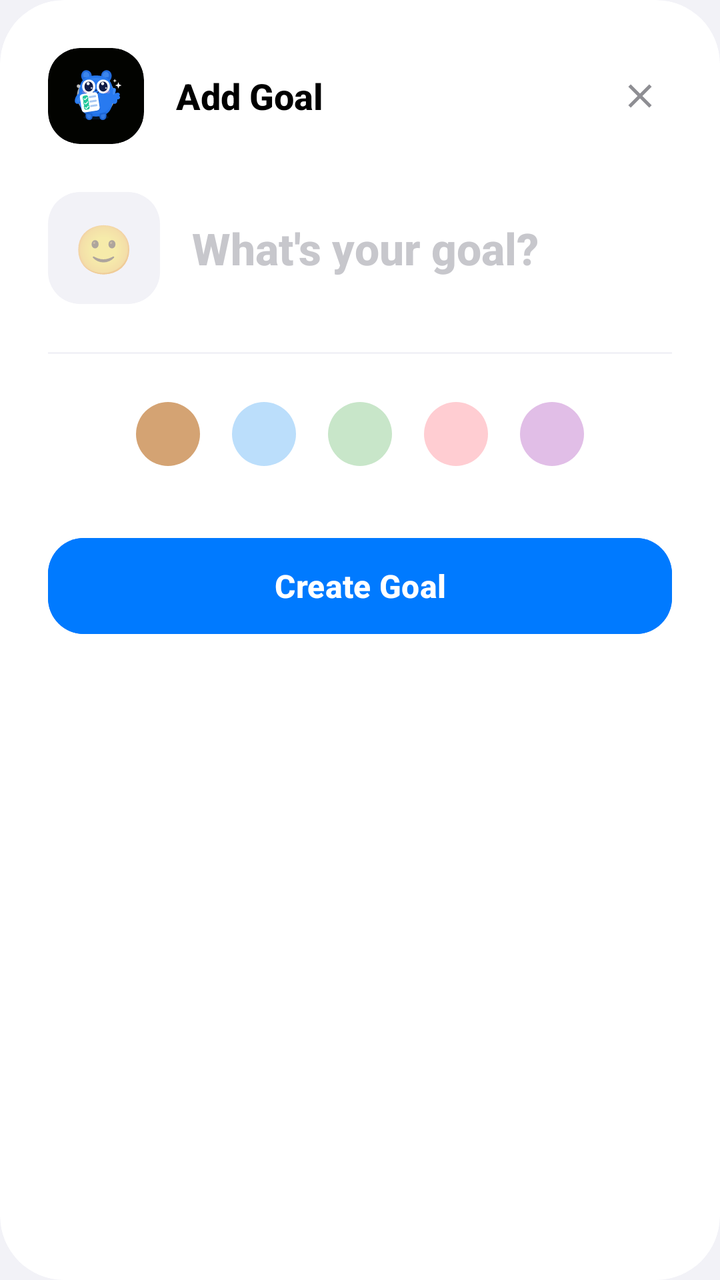
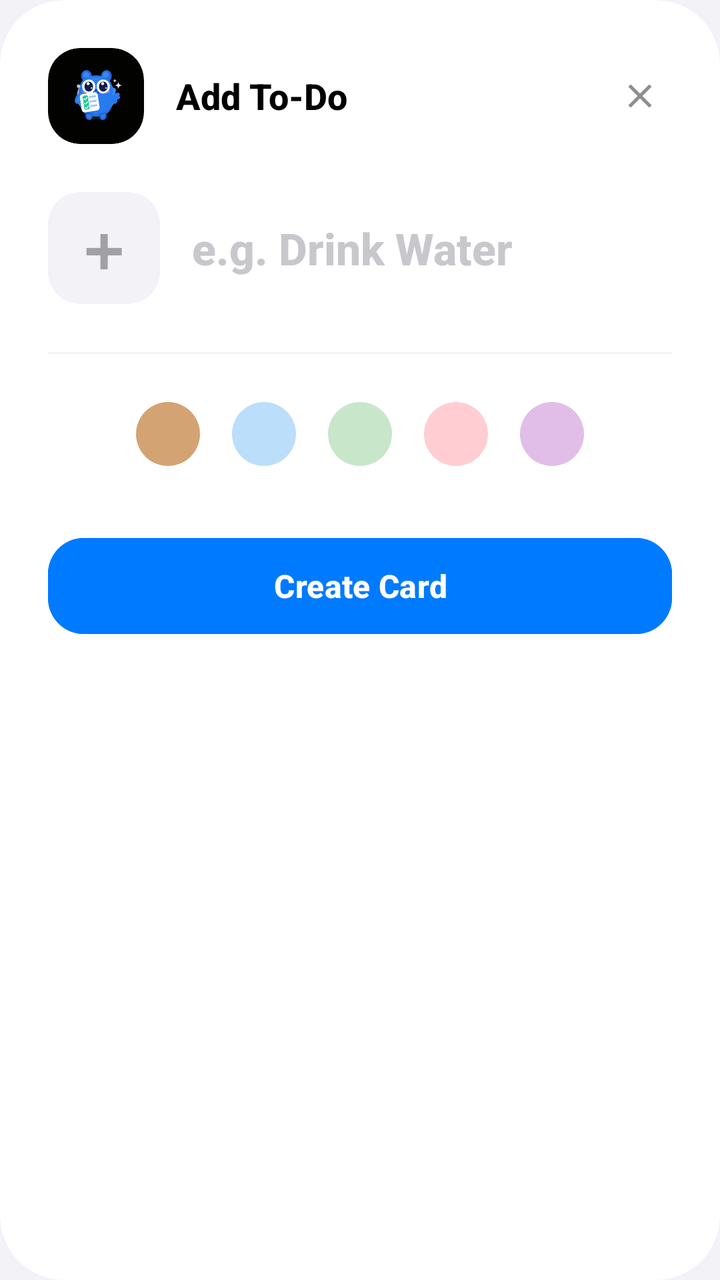

Screens rendered from an Android XML layout before and after an edit, with the pre-edit source and the edit as a unified diff.
<!-- AndroidManifest.xml: application theme Theme.Floow -->
<!-- res/layout/dialog_add_todo.xml -->
<?xml version="1.0" encoding="utf-8"?>
<androidx.cardview.widget.CardView xmlns:android="http://schemas.android.com/apk/res/android"
    xmlns:app="http://schemas.android.com/apk/res-auto"
    android:layout_width="match_parent"
    android:layout_height="wrap_content"
    app:cardCornerRadius="32dp"
    app:cardElevation="0dp"
    android:layout_margin="16dp">

    <LinearLayout
        android:layout_width="match_parent"
        android:layout_height="wrap_content"
        android:orientation="vertical"
        android:padding="24dp">

        <RelativeLayout
            android:layout_width="match_parent"
            android:layout_height="wrap_content">

            <androidx.cardview.widget.CardView
                android:id="@+id/mascotContainer"
                android:layout_width="48dp"
                android:layout_height="48dp"
                app:cardCornerRadius="16dp"
                app:cardBackgroundColor="#020300"
                app:cardElevation="0dp">

                <ImageView
                    android:id="@+id/imgMascot"
                    android:layout_width="32dp"
                    android:layout_height="32dp"
                    android:layout_gravity="center"
                    android:src="@drawable/ic_mascot" />
            </androidx.cardview.widget.CardView>

            <TextView
                android:layout_width="wrap_content"
                android:layout_height="wrap_content"
                android:layout_toEndOf="@id/mascotContainer"
                android:layout_marginStart="16dp"
                android:layout_centerVertical="true"
                android:text="Add Goal"
                android:textColor="@color/text_primary"
                android:textStyle="bold"
                android:textSize="18sp" />

            <ImageView
                android:id="@+id/btnClose"
                android:layout_width="32dp"
                android:layout_height="32dp"
                android:layout_alignParentEnd="true"
                android:background="?attr/selectableItemBackgroundBorderless"
                android:padding="6dp"
                android:src="@drawable/ic_close"
                android:layout_centerVertical="true"
                app:tint="@color/text_secondary" />
        </RelativeLayout>

        <LinearLayout
            android:layout_width="match_parent"
            android:layout_height="wrap_content"
            android:layout_marginTop="24dp"
            android:orientation="horizontal"
            android:gravity="center_vertical">

            <EditText
                android:id="@+id/etEmoji"
                android:layout_width="56dp"
                android:layout_height="56dp"
                android:background="@drawable/bg_emoji_input"
                android:gravity="center"
                android:hint="️🙂"
                android:inputType="textShortMessage"
                android:textSize="24sp"
                android:maxLength="2" />

            <EditText
                android:id="@+id/etTitle"
                android:layout_width="0dp"
                android:layout_height="wrap_content"
                android:layout_weight="1"
                android:layout_marginStart="16dp"
                android:background="@null"
                android:hint="What's your goal?"
                android:textColorHint="#C7C7CC"
                android:textSize="22sp"
                android:textStyle="bold"
                android:fontFamily="sans-serif-medium"
                android:inputType="textCapSentences" />
        </LinearLayout>

        <View
            android:layout_width="match_parent"
            android:layout_height="1dp"
            android:layout_marginTop="24dp"
            android:background="#F2F2F7" />

        <LinearLayout
            android:layout_width="match_parent"
            android:layout_height="wrap_content"
            android:layout_marginTop="16dp"
            android:orientation="horizontal"
            android:gravity="center">

            <View
                android:id="@+id/color1"
                android:layout_width="32dp"
                android:layout_height="32dp"
                android:layout_margin="8dp"
                android:background="@drawable/circle_brown"
                android:clickable="true"
                android:focusable="true" />

            <View
                android:id="@+id/color2"
                android:layout_width="32dp"
                android:layout_height="32dp"
                android:layout_margin="8dp"
                android:background="@drawable/circle_blue"
                android:clickable="true"
                android:focusable="true" />

            <View
                android:id="@+id/color3"
                android:layout_width="32dp"
                android:layout_height="32dp"
                android:layout_margin="8dp"
                android:background="@drawable/circle_green"
                android:clickable="true"
                android:focusable="true" />

            <View
                android:id="@+id/color4"
                android:layout_width="32dp"
                android:layout_height="32dp"
                android:layout_margin="8dp"
                android:background="@drawable/circle_pink"
                android:clickable="true"
                android:focusable="true" />

            <View
                android:id="@+id/color5"
                android:layout_width="32dp"
                android:layout_height="32dp"
                android:layout_margin="8dp"
                android:background="@drawable/circle_purple"
                android:clickable="true"
                android:focusable="true" />
        </LinearLayout>

        <com.google.android.material.button.MaterialButton
            android:id="@+id/btnSave"
            android:layout_width="match_parent"
            android:layout_height="56dp"
            android:layout_marginTop="24dp"
            android:text="Create Goal"
            android:textAllCaps="false"
            android:textColor="@color/white"
            android:textSize="16sp"
            android:textStyle="bold"
            android:backgroundTint="@color/accent"
            app:cornerRadius="18dp" />

    </LinearLayout>
</androidx.cardview.widget.CardView>
<!-- resources referenced by this layout -->
<resources>
  <color name="accent">#FF007AFF</color>
  <color name="text_primary">#FF000000</color>
  <color name="text_secondary">#FF8E8E93</color>
  <color name="white">#FFFFFFFF</color>
  <!-- drawable bg_emoji_input (drawable) -->
  <?xml version="1.0" encoding="utf-8"?>
  <shape xmlns:android="http://schemas.android.com/apk/res/android">
      <solid android:color="#F2F2F7" />
      <corners android:radius="16dp" />
  </shape>
  <!-- drawable circle_blue (drawable) -->
  <?xml version="1.0" encoding="utf-8"?>
  <shape xmlns:android="http://schemas.android.com/apk/res/android" android:shape="oval">
      <solid android:color="#BBDEFB" />
  </shape>
  <!-- drawable circle_brown (drawable) -->
  <?xml version="1.0" encoding="utf-8"?>
  <shape xmlns:android="http://schemas.android.com/apk/res/android" android:shape="oval">
      <solid android:color="#d4a373" />
      <size android:width="32dp" android:height="32dp" />
  </shape>
  <!-- drawable circle_green (drawable) -->
  <?xml version="1.0" encoding="utf-8"?>
  <shape xmlns:android="http://schemas.android.com/apk/res/android" android:shape="oval">
      <solid android:color="#C8E6C9" />
  </shape>
  <!-- drawable circle_pink (drawable) -->
  <?xml version="1.0" encoding="utf-8"?>
  <shape xmlns:android="http://schemas.android.com/apk/res/android" android:shape="oval">
      <solid android:color="#FFCDD2" />
  </shape>
  <!-- drawable circle_purple (drawable) -->
  <?xml version="1.0" encoding="utf-8"?>
  <shape xmlns:android="http://schemas.android.com/apk/res/android" android:shape="oval">
      <solid android:color="#E1BEE7" />
  </shape>
  <!-- drawable ic_close (drawable) -->
  <vector xmlns:android="http://schemas.android.com/apk/res/android"
      android:width="24dp"
      android:height="24dp"
      android:viewportWidth="24"
      android:viewportHeight="24">
      <path
          android:fillColor="#8E8E93"
          android:pathData="M19,6.41L17.59,5L12,10.59L6.41,5L5,6.41L10.59,12L5,17.59L6.41,19L12,13.41L17.59,19L19,17.59L13.41,12L19,6.41Z" />
  </vector>
  <!-- drawable ic_mascot: vector/xml drawable (drawable, 14623 chars, omitted) -->
  <style name="Theme.Floow" parent="Theme.Material3.Light.NoActionBar">
          <item name="colorPrimary">@color/accent</item>
          <item name="colorOnPrimary">@color/white</item>
          <item name="android:statusBarColor">@color/background</item>
          <item name="android:windowLightStatusBar">true</item>
          <item name="android:navigationBarColor">@color/background</item>
          <item name="android:windowBackground">@color/background</item>
  
          
          <item name="fontFamily">sans-serif-medium</item>
      </style>
  <color name="background">#FFF2F2F7</color>
</resources>

<!-- the commit's change to res/layout/dialog_add_todo.xml (unified diff, before → after) -->
@@ -39,7 +39,7 @@
                 android:layout_toEndOf="@id/mascotContainer"
                 android:layout_marginStart="16dp"
                 android:layout_centerVertical="true"
-                android:text="Add Goal"
+                android:text="Add To-Do"
                 android:textColor="@color/text_primary"
                 android:textStyle="bold"
                 android:textSize="18sp" />
@@ -69,7 +69,7 @@
                 android:layout_height="56dp"
                 android:background="@drawable/bg_emoji_input"
                 android:gravity="center"
-                android:hint="️🙂"
+                android:hint="️➕"
                 android:inputType="textShortMessage"
                 android:textSize="24sp"
                 android:maxLength="2" />
@@ -81,7 +81,7 @@
                 android:layout_weight="1"
                 android:layout_marginStart="16dp"
                 android:background="@null"
-                android:hint="What's your goal?"
+                android:hint="e.g. Drink Water"
                 android:textColorHint="#C7C7CC"
                 android:textSize="22sp"
                 android:textStyle="bold"
@@ -153,7 +153,7 @@
             android:layout_width="match_parent"
             android:layout_height="56dp"
             android:layout_marginTop="24dp"
-            android:text="Create Goal"
+            android:text="Create Card"
             android:textAllCaps="false"
             android:textColor="@color/white"
             android:textSize="16sp"
